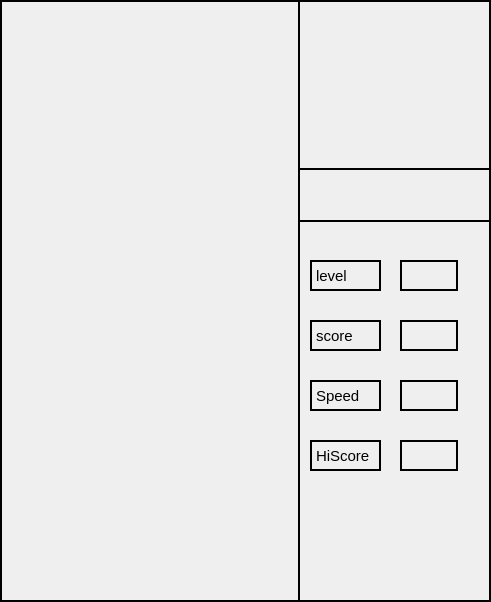
Qt form gui/desktop/viewqt.ui (aydzx/Brick-Game) before a commit.
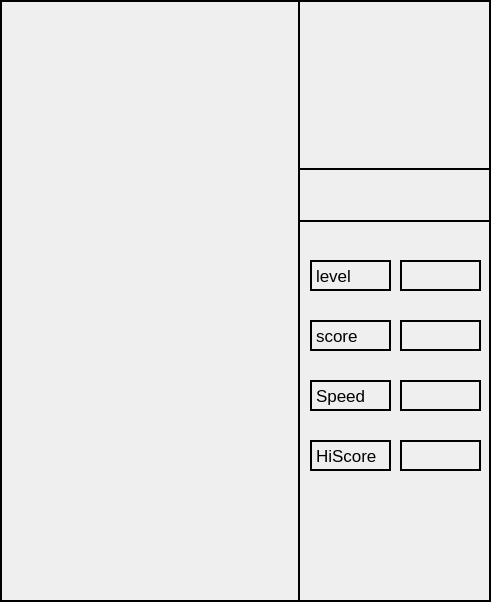
The same form after that commit.

Diff of the .ui file:
```diff
--- a/gui/desktop/viewqt.ui
+++ b/gui/desktop/viewqt.ui
@@ -79,13 +79,13 @@
       <rect>
        <x>10</x>
        <y>40</y>
-       <width>71</width>
+       <width>81</width>
        <height>31</height>
       </rect>
      </property>
      <property name="styleSheet">
       <string notr="true">QLabel {
-font-size: 15px;
+font-size: 17px;
 }</string>
      </property>
      <property name="text">
@@ -97,13 +97,13 @@
       <rect>
        <x>10</x>
        <y>100</y>
-       <width>71</width>
+       <width>81</width>
        <height>31</height>
       </rect>
      </property>
      <property name="styleSheet">
       <string notr="true">QLabel {
-font-size: 15px;
+font-size: 17px;
 }</string>
      </property>
      <property name="text">
@@ -115,13 +115,13 @@
       <rect>
        <x>10</x>
        <y>160</y>
-       <width>71</width>
+       <width>81</width>
        <height>31</height>
       </rect>
      </property>
      <property name="styleSheet">
       <string notr="true">QLabel {
-font-size: 15px;
+font-size: 17px;
 }</string>
      </property>
      <property name="text">
@@ -133,13 +133,13 @@
       <rect>
        <x>10</x>
        <y>220</y>
-       <width>71</width>
+       <width>81</width>
        <height>31</height>
       </rect>
      </property>
      <property name="styleSheet">
       <string notr="true">QLabel {
-font-size: 15px;
+font-size: 17px;
 }</string>
      </property>
      <property name="text">
@@ -151,10 +151,15 @@
       <rect>
        <x>100</x>
        <y>40</y>
-       <width>58</width>
+       <width>81</width>
        <height>31</height>
       </rect>
      </property>
+     <property name="styleSheet">
+      <string notr="true">QLabel {
+font-size: 17px;
+}</string>
+     </property>
      <property name="text">
       <string/>
      </property>
@@ -164,10 +169,15 @@
       <rect>
        <x>100</x>
        <y>100</y>
-       <width>58</width>
+       <width>81</width>
        <height>31</height>
       </rect>
      </property>
+     <property name="styleSheet">
+      <string notr="true">QLabel {
+font-size: 17px;
+}</string>
+     </property>
      <property name="text">
       <string/>
      </property>
@@ -177,10 +187,15 @@
       <rect>
        <x>100</x>
        <y>160</y>
-       <width>58</width>
+       <width>81</width>
        <height>31</height>
       </rect>
      </property>
+     <property name="styleSheet">
+      <string notr="true">QLabel {
+font-size: 17px;
+}</string>
+     </property>
      <property name="text">
       <string/>
      </property>
@@ -190,10 +205,15 @@
       <rect>
        <x>100</x>
        <y>220</y>
-       <width>58</width>
+       <width>81</width>
        <height>31</height>
       </rect>
      </property>
+     <property name="styleSheet">
+      <string notr="true">QLabel {
+font-size: 17px;
+}</string>
+     </property>
      <property name="text">
       <string/>
      </property>
```
